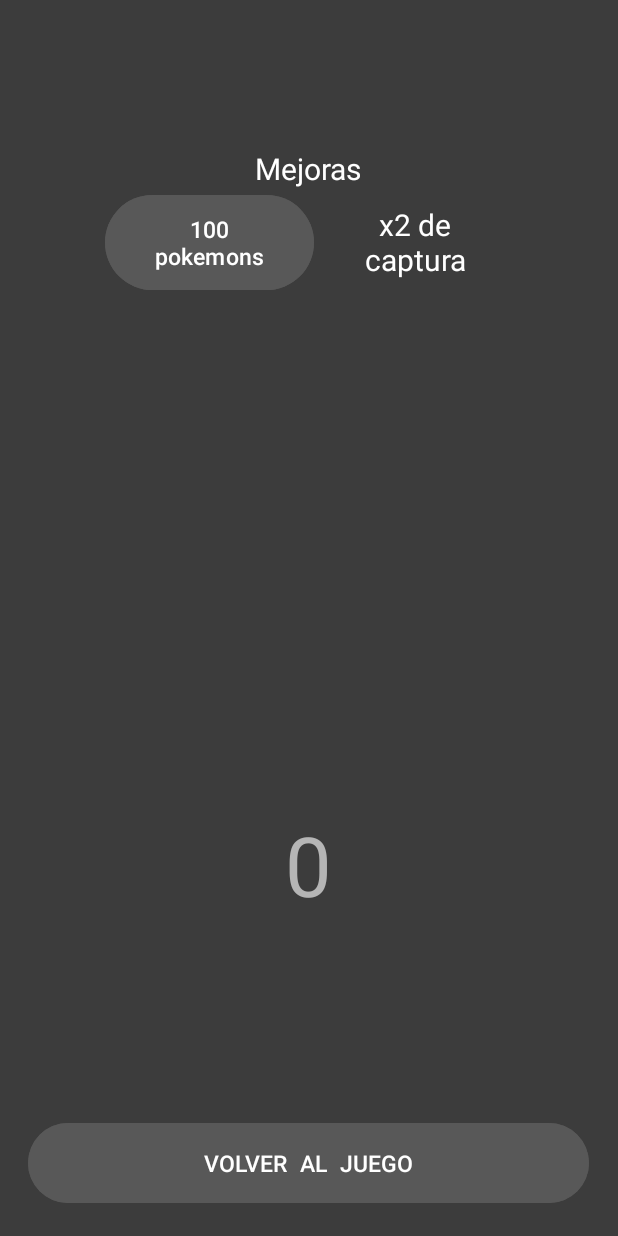
After one commit to AlvaroNistalGuerrero/Contador, an Android app: the MenuDeMejoras screen opened directly, with no data from a screen before it, on a phone screen of 412 x 824 dp. The commit adds this screen. Run offline under Robolectric (Android 15) with nearby library versions, the phone set to English and light mode, and no system bars; 2 statements that could not run were skipped.

Commit message:
Proyecto contador 24/10/2023

```diff
--- /dev/null
+++ b/app/src/main/java/com/example/contador/MenuDeMejoras.java
@@ -0,0 +1,55 @@
+package com.example.contador;
+
+import androidx.appcompat.app.AppCompatActivity;
+
+import android.annotation.SuppressLint;
+import android.content.Intent;
+import android.os.Bundle;
+import android.view.View;
+import android.widget.Button;
+import android.widget.TextView;
+
+import java.math.BigInteger;
+
+public class MenuDeMejoras extends AppCompatActivity {
+    //MenuDeMejorasCallback menuDeMejorasCallback;
+    TextView image_name;
+    Button botonMejora1;
+    int puntos;
+    int mejoras;
+
+//    public MenuDeMejoras(MenuDeMejorasCallback menuDeMejorasCallback){
+//        this.menuDeMejorasCallback = menuDeMejorasCallback;
+//
+//    }
+
+//    public void setMenuDeMejorasCallback(){
+//
+//    }
+    @Override
+    protected void onCreate(Bundle savedInstanceState) {
+        super.onCreate(savedInstanceState);
+        setContentView(R.layout.activity_menu_de_mejoras);
+        image_name = (TextView)findViewById(R.id.image_name);
+        botonMejora1 = (Button) findViewById(R.id.button1);
+        Bundle param = getIntent().getExtras();
+        puntos = param.getInt("pts");
+//        mejoras = param.getInt("update");
+        image_name.setText(" " + param.getString("pts"));
+//        botonMejora1.setText(" " + param.getString("update"));
+
+//        image_name.setText(" " + param.getString("botonMejora1"));
+    }
+    public void retornaMejora1(View v){
+       Intent intent = new Intent(this, MainActivity.class);
+       intent.putExtra("update", botonMejora1.getText());
+       startActivity(intent);
+//        setResult(RESULT_OK, intent);
+    }
+
+    public void Atras(View v)   { finish(); }
+
+//    public interface MenuDeMejorasCallback {
+//        void displayMejoras();
+//    }
+}
--- /dev/null
+++ b/app/src/main/res/layout/activity_menu_de_mejoras.xml
@@ -0,0 +1,106 @@
+<?xml version="1.0" encoding="utf-8"?>
+<androidx.constraintlayout.widget.ConstraintLayout xmlns:android="http://schemas.android.com/apk/res/android"
+    xmlns:app="http://schemas.android.com/apk/res-auto"
+    xmlns:tools="http://schemas.android.com/tools"
+    android:layout_width="match_parent"
+    android:layout_height="match_parent"
+    tools:context=".MenuDeMejoras"
+    android:background="#3c3c3c"
+    >
+
+    <TextView
+        android:id="@+id/image_name"
+        android:layout_width="392dp"
+        android:layout_height="150dp"
+        android:gravity="center"
+        android:text="0"
+        android:textColor="#b5b5b5"
+        android:textSize="55sp"
+        app:layout_constraintBottom_toBottomOf="parent"
+        app:layout_constraintEnd_toEndOf="parent"
+        app:layout_constraintHorizontal_bias="0.473"
+        app:layout_constraintStart_toStartOf="parent"
+        app:layout_constraintTop_toTopOf="parent"
+        app:layout_constraintVertical_bias="0.744" />
+
+    <Button
+        android:id="@+id/atras"
+        android:layout_width="374dp"
+        android:layout_height="61dp"
+        android:backgroundTint="#585858"
+        android:onClick="Atras"
+        android:text="VOLVER  AL  JUEGO"
+        android:textColor="#FFFF"
+        android:textSize="15sp"
+        app:layout_constraintBottom_toBottomOf="parent"
+        app:layout_constraintEnd_toEndOf="parent"
+        app:layout_constraintHorizontal_bias="0.496"
+        app:layout_constraintStart_toStartOf="parent"
+        app:layout_constraintTop_toTopOf="parent"
+        app:layout_constraintVertical_bias="0.976"
+
+        />
+
+
+    <LinearLayout
+        android:layout_width="344dp"
+        android:layout_height="265dp"
+        android:layout_margin="15dp"
+        android:gravity="center"
+        android:orientation="vertical"
+        android:padding="10dp"
+        app:layout_constraintBottom_toBottomOf="parent"
+        app:layout_constraintEnd_toEndOf="parent"
+        app:layout_constraintHorizontal_bias="0.492"
+        app:layout_constraintStart_toStartOf="parent"
+        app:layout_constraintTop_toTopOf="parent"
+        app:layout_constraintVertical_bias="0.109">
+
+        <TextView
+            android:layout_width="191dp"
+            android:layout_height="wrap_content"
+            android:background="#3c3c3c"
+            android:gravity="center"
+            android:text="Mejoras"
+            android:textColor="@color/white"
+            android:textSize="20sp" />
+
+        <LinearLayout
+            android:layout_width="272dp"
+            android:layout_height="186dp">
+
+            <Button
+                android:id="@+id/button1"
+                android:layout_width="139dp"
+                android:layout_height="71dp"
+                android:layout_marginLeft="0dp"
+                android:backgroundTint="#585858"
+                android:onClick="retornaMejora1"
+                android:text="100 pokemons"
+                android:textColor="#FFFF"
+                android:textSize="15sp"
+                app:layout_constraintBottom_toBottomOf="parent"
+                app:layout_constraintEnd_toEndOf="parent"
+                app:layout_constraintHorizontal_bias="0.497"
+                app:layout_constraintStart_toStartOf="parent"
+                app:layout_constraintTop_toTopOf="parent"
+                app:layout_constraintVertical_bias="0.378"
+
+                />
+
+            <TextView
+                android:layout_width="91dp"
+                android:layout_height="wrap_content"
+                android:layout_marginLeft="22dp"
+                android:layout_marginTop="-1dp"
+                android:layout_marginBottom="10dp"
+                android:background="#3c3c3c"
+                android:gravity="center"
+                android:text="x2 de captura"
+                android:textColor="@color/white"
+                android:textSize="20sp" />
+        </LinearLayout>
+    </LinearLayout>
+
+
+</androidx.constraintlayout.widget.ConstraintLayout>
```
Also changed, not shown: app/src/main/AndroidManifest.xml (+5 -2 lines), app/src/main/java/com/example/contador/MainActivity.java (+69 -32 lines), app/src/main/res/layout/activity_main.xml (+22 -66 lines).
